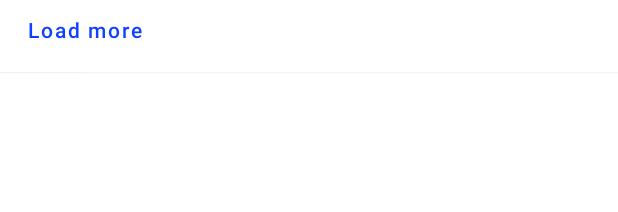
After one commit to Epam-Android-Lab-21-22/Shemanovskii_Roman, an Android app: the layout list_item_load_more.xml on its own in the app's theme, with its tools: preview values and no code run, on a phone screen of 412 x 824 dp. The commit adds this screen. Shown: the top 212 px of the screen. Run offline under Robolectric (Android 15) with nearby library versions, the phone set to English and light mode, and no system bars.

Commit message:
Add third view type to TimetableAdapter.kt

```diff
--- a/app/src/main/java/com/beleavemebe/solevarnya/repository/SubjectRepository.kt
+++ b/app/src/main/java/com/beleavemebe/solevarnya/repository/SubjectRepository.kt
@@ -4,7 +4,6 @@ import android.content.Context
 import com.beleavemebe.solevarnya.R
 import com.beleavemebe.solevarnya.model.Subject
 import com.beleavemebe.solevarnya.util.getFaker
-
 
 object SubjectRepository : ItemRepository<Subject> {
     private lateinit var hardcodedSubjects: MutableList<Subject>
@@ -21,7 +20,7 @@ object SubjectRepository : ItemRepository<Subject> {
 
         hardcodedSubjects = mutableListOf(
             Subject(context.getString(R.string.english), 0, randomEnrolledNumber(), "https://www.hse.ru/mirror/pubs/share/direct/367811816"),
-            Subject(context.getString(R.string.discrete_mathematics), 4, randomEnrolledNumber(), "https://lh3.googleusercontent.com/proxy/ILjO24ALX0ofnM4GPGlgW1wROrBDyAuL7M7J_SnrYkrDkgyE0PI-jHnjMPYWSEO2n0Ssh-B3-ogora5EQ7l0HlN_aYByqD0N-Rhg4cXlqbyG8udhggpRZ60"),
+            Subject(context.getString(R.string.discrete_mathematics), 4, randomEnrolledNumber(), "https://topspiski.com/wp-content/uploads/2019/12/megamozg.jpg"),
             Subject(context.getString(R.string.programming), 5, randomEnrolledNumber(), "https://nnov.hse.ru/mirror/pubs/share/direct/222460939.jpg"),
             Subject(context.getString(R.string.economics), 4, randomEnrolledNumber(), "https://www.hse.ru/mirror/pubs/share/direct/425743085.jpg"),
             Subject(context.getString(R.string.calculus), 4, randomEnrolledNumber(), "https://www.hse.ru/mirror/pubs/share/direct/417937992.jpg"),
--- a/app/src/main/java/com/beleavemebe/solevarnya/ui/fragments/timetable/TimetableDecoration.kt
+++ b/app/src/main/java/com/beleavemebe/solevarnya/ui/fragments/timetable/TimetableDecoration.kt
@@ -24,6 +24,9 @@ class TimetableDecoration(
             is TimetableAdapter.TimetableEntry.LessonEntry -> {
                 /* No margins */
             }
+            is TimetableAdapter.TimetableEntry.LoadMore -> {
+                outRect.bottom = margin
+            }
         }
     }
 }
--- /dev/null
+++ b/app/src/main/res/layout/list_item_load_more.xml
@@ -0,0 +1,22 @@
+<?xml version="1.0" encoding="utf-8"?>
+<com.google.android.material.card.MaterialCardView xmlns:android="http://schemas.android.com/apk/res/android"
+    xmlns:tools="http://schemas.android.com/tools"
+    android:layout_width="match_parent"
+    xmlns:app="http://schemas.android.com/apk/res-auto"
+    app:cardCornerRadius="0dp"
+    android:elevation="0dp"
+    android:layout_height="wrap_content">
+
+    <com.google.android.material.button.MaterialButton
+        android:id="@+id/btn_load_more"
+        android:layout_marginStart="@dimen/margin_default"
+        android:layout_marginBottom="@dimen/margin_small"
+        android:layout_width="wrap_content"
+        android:layout_height="40dp"
+        android:text="@string/load_more"
+        android:paddingStart="0dp"
+        style="@style/Widget.MaterialComponents.Button.TextButton"
+        android:textAllCaps="false"
+        tools:ignore="RtlSymmetry" />
+
+</com.google.android.material.card.MaterialCardView>
--- a/app/src/main/res/values/strings.xml
+++ b/app/src/main/res/values/strings.xml
@@ -57,4 +57,5 @@
     <string name="saturday">Saturday</string>
     <string name="sunday">Sunday</string>
     <string name="find">Find</string>
+    <string name="load_more">Load more</string>
 </resources>
```
Also changed, not shown: app/src/main/java/com/beleavemebe/solevarnya/ui/fragments/timetable/TimetableAdapter.kt (+63 -25 lines), app/src/main/res/layout/list_item_lesson.xml (renamed from app/src/main/res/layout/list_item_timetable_entry.xml), 1 other file.
